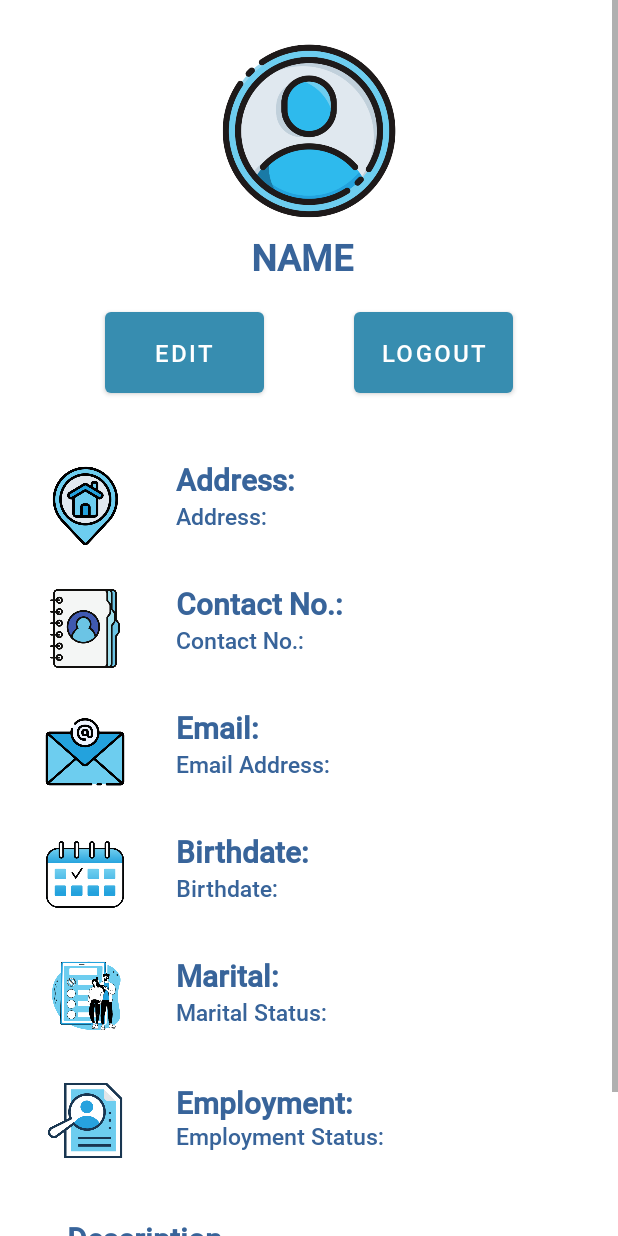
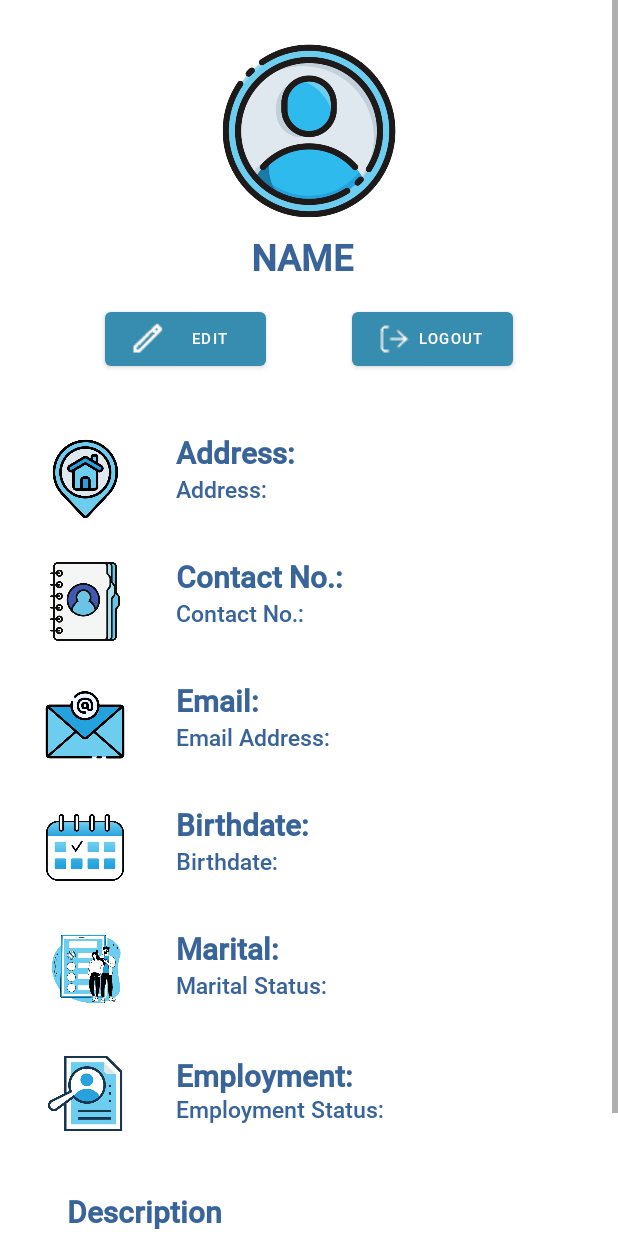
Before and after one commit to eojerio/fontisapp, an Android app: the layout fragment_account.xml on its own in the app's theme, with its tools: preview values and no code run, on a phone screen of 412 x 824 dp. Run offline under Robolectric (Android 15) with nearby library versions, the phone set to English and light mode, and no system bars; network calls fail.

Commit message:
Temporary button icons profile_fragment and edit changes on button sizes, textsizes
Lucido Jr. 9:21pm 10/06/2022

```diff
--- a/app/src/main/res/layout/fragment_account.xml
+++ b/app/src/main/res/layout/fragment_account.xml
@@ -15,13 +15,15 @@
 
         <Button
             android:id="@+id/btnSaveAccount"
-            android:layout_width="106dp"
-            android:layout_height="66dp"
+            android:layout_width="107dp"
+            android:layout_height="wrap_content"
             android:layout_marginStart="60dp"
             android:layout_marginTop="12dp"
+            android:drawableLeft="@drawable/edit_profile"
             android:text="EDIT"
-            android:textSize="16sp"
+            android:textSize="10sp"
             app:backgroundTint="#378DB0"
+            app:iconTint="#FFFFFF"
             app:layout_constraintEnd_toStartOf="@+id/btnLogout"
             app:layout_constraintHorizontal_bias="0.0"
             app:layout_constraintStart_toStartOf="parent"
@@ -262,13 +264,15 @@
 
         <Button
             android:id="@+id/btnLogout"
-            android:layout_width="106dp"
-            android:layout_height="66dp"
+            android:layout_width="107dp"
+            android:layout_height="wrap_content"
             android:layout_marginTop="12dp"
             android:layout_marginEnd="60dp"
+            android:drawableLeft="@drawable/logout_profile"
             android:text="LOGOUT"
-            android:textSize="16sp"
+            android:textSize="10sp"
             app:backgroundTint="#378DB0"
+            app:iconPadding="0dp"
             app:layout_constraintEnd_toEndOf="parent"
             app:layout_constraintTop_toBottomOf="@+id/tvNameAccount" />
 
```
Also changed, not shown: app/src/main/res/layout/fragment_account_edit.xml (+4 -3 lines), app/src/main/res/drawable/edit_profile.png (added), app/src/main/res/drawable/logout_profile.png (added), app/src/main/res/drawable/save_profile.png (added).
